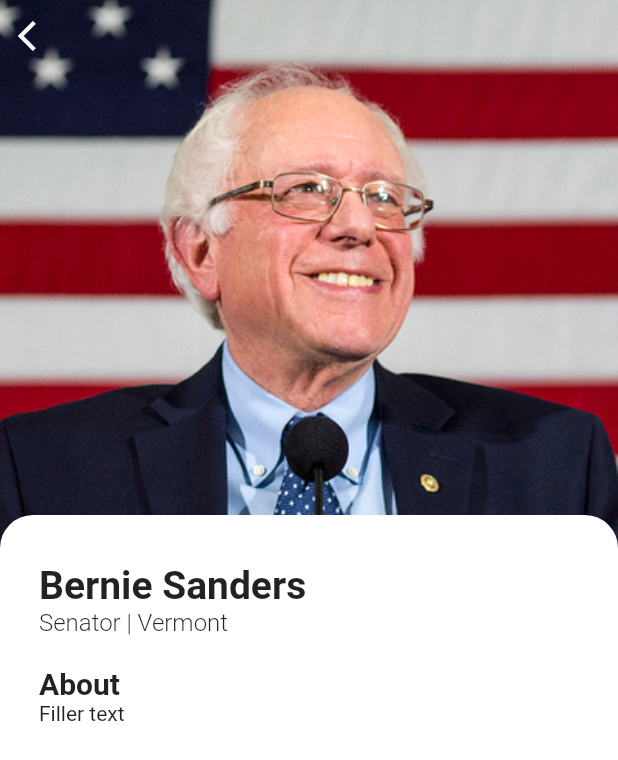
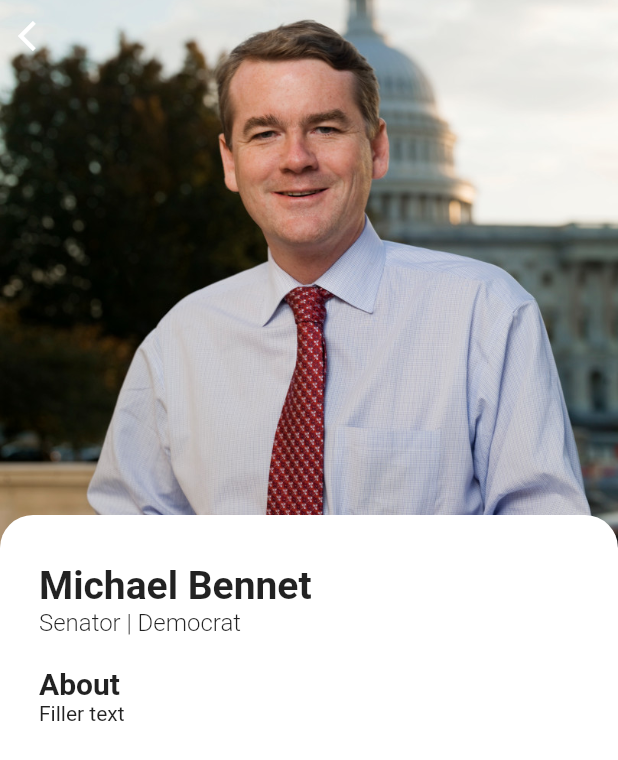
Before and after one commit to abelee98/2020, a Flutter app: the screen it shows after launch, after a tap on an icon or button, on a phone screen of 412 x 824 dp. Shown: the top 760 px of the screen. Run offline on Flutter 3.47's test engine with Material 2 defaults, Android fonts, the phone set to English and light mode, and no system bars.

Commit message:
updated names for pictures

```diff
--- a/lib/CadidateCard.dart
+++ b/lib/CadidateCard.dart
@@ -9,8 +9,9 @@ class CandidateCard extends StatelessWidget {
   String _occupation;
   String _party;
   String _picture;
+  String _tallPicture;
 
-  CandidateCard(this._firstName, this._lastName, this._occupation, this._party, this._picture);
+  CandidateCard(this._firstName, this._lastName, this._occupation, this._party, this._picture, this._tallPicture);
 
   @override
   Widget build(BuildContext context) {
@@ -23,7 +24,7 @@ class CandidateCard extends StatelessWidget {
         // }));
         Navigator.of(context)
             .push(MaterialPageRoute<Null>(builder: (BuildContext context) {
-          return CandidatesPage();
+          return CandidatesPage(_tallPicture, _firstName, _lastName, _occupation, _party);
         }));
       },
       child: Column(
--- a/lib/CandidatesPage.dart
+++ b/lib/CandidatesPage.dart
@@ -1,6 +1,14 @@
 import 'package:flutter/material.dart';
 
 class CandidatesPage extends StatelessWidget {
+  String _picture;
+  String _firstName;
+  String _lastName;
+  String _occupation;
+  String _party;
+
+  CandidatesPage(this._picture, this._firstName, this._lastName, this._occupation, this._party);
+
   @override
   Widget build(BuildContext context) {
     // TODO: implement build
@@ -10,13 +18,11 @@ class CandidatesPage extends StatelessWidget {
         child: Stack(
           overflow: Overflow.visible,
           children: <Widget>[
-
-
             Column(
               children: <Widget>[
                 AspectRatio(
                   aspectRatio: 1,
-                  child: Image.asset("assets/bs-tall.png", fit: BoxFit.cover,),
+                  child: Image.asset(_picture, fit: BoxFit.cover,),
                 ),
               ],
             ),
@@ -60,7 +66,7 @@ class CandidatesPage extends StatelessWidget {
                             padding:
                                 EdgeInsets.only(top: 32, left: 18, right: 18),
                             child: Text(
-                              "Bernie Sanders",
+                              _firstName + " " + _lastName,
                               style: TextStyle(
                                   fontSize: 26, fontWeight: FontWeight.bold),
                             ),
@@ -68,7 +74,7 @@ class CandidatesPage extends StatelessWidget {
                           Padding(
                             padding: EdgeInsets.only(left: 18, right: 18),
                             child: Text(
-                              "Senator | Vermont",
+                              _occupation + " | " + _party,
                               style: TextStyle(
                                   fontSize: 16, fontWeight: FontWeight.w300),
                             ),
--- a/lib/data.dart
+++ b/lib/data.dart
@@ -27,12 +27,12 @@ List<Candidate> candidates = [
   Candidate("Tim", "Ryan", "Congressman", "assets/tr.jpg", "assets/tr-tall.jpg", "Democrat", 46),
   Candidate("Bernie", "Sanders", "Senator", "assets/bs.jpg", "assets/bs-tall.png", "Democrat", 77),
   Candidate("Joe", "Sestak", "Former Congressman", "assets/js.jpg", "assets/js-tall.jpg", "Democrat", 67),
-  Candidate("Tom", "Steyer", "Former Hedge Fund Executive", "assets/ts.jpg", "assets/ts-tall.jpg", "Democrat", 62),
+  Candidate("Tom", "Steyer", "Former Hedge Fund Executive", "assets/ts.jpg", "assets/ts-tall.png", "Democrat", 62),
   Candidate("Elizabeth", "Warren", "Senator", "assets/ew.jpg", "assets/ew-tall.jpg", "Democrat", 70),
   Candidate("Marianne", "Williamson", "Author", "assets/mw.jpg", "assets/mw-tall.jpg", "Democrat", 67),
   Candidate("Andrew", "Yang", "Entrepreneur", "assets/ay.jpg", "assets/ay-tall.jpg", "Democrat", 44),
   Candidate("Mark", "Sanford", "Former Congressman", "assets/ms.jpg", "assets/ms-tall.jpg", "Republican", 59),
   Candidate("Donald J.", "Trump", "President", "assets/dt.jpg", "assets/dt-tall.jpg", "Republican", 73),
   Candidate("Joe", "Walsh", "Radio Show Host", "assets/jw.jpg", "assets/jw-tall.jpg", "Republican", 57),
-  Candidate("Bill", "Weld", "Former Governor", "assets/ww.jpg", "assets/ww-tall.jpg", "Republican", 74)
+  Candidate("Bill", "Weld", "Former Governor", "assets/ww.png", "assets/ww-tall.jpg", "Republican", 74)
 ];
--- a/lib/main.dart
+++ b/lib/main.dart
@@ -69,8 +69,7 @@ class HomeState extends State<HomeWidget> {
                       itemCount: candidates.length,
                       itemBuilder: (context, position) {
                         var _c = candidates[position];
-                        print(_c.firstName);
-                        return CandidateCard(_c.firstName, _c.lastName, _c.occupation,_c.party, _c.pictureHome);
+                        return CandidateCard(_c.firstName, _c.lastName, _c.occupation,_c.party, _c.pictureHome, _c.pictureProfile);
                       },
                       controller: PageController(
                         viewportFraction: 0.9,
```
Also changed, not shown: assets/ew-tall.jpg (renamed from assets/ew-tall.jpeg), assets/jb-tall.jpg (renamed from assets/jb-tall.jpeg), assets/jd.jpg (renamed from assets/jd.jpeg), assets/ms-tall.jpg (renamed from assets/ms-tall.jpeg), assets/ms.jpg (added), assets/ms.webp (deleted).
